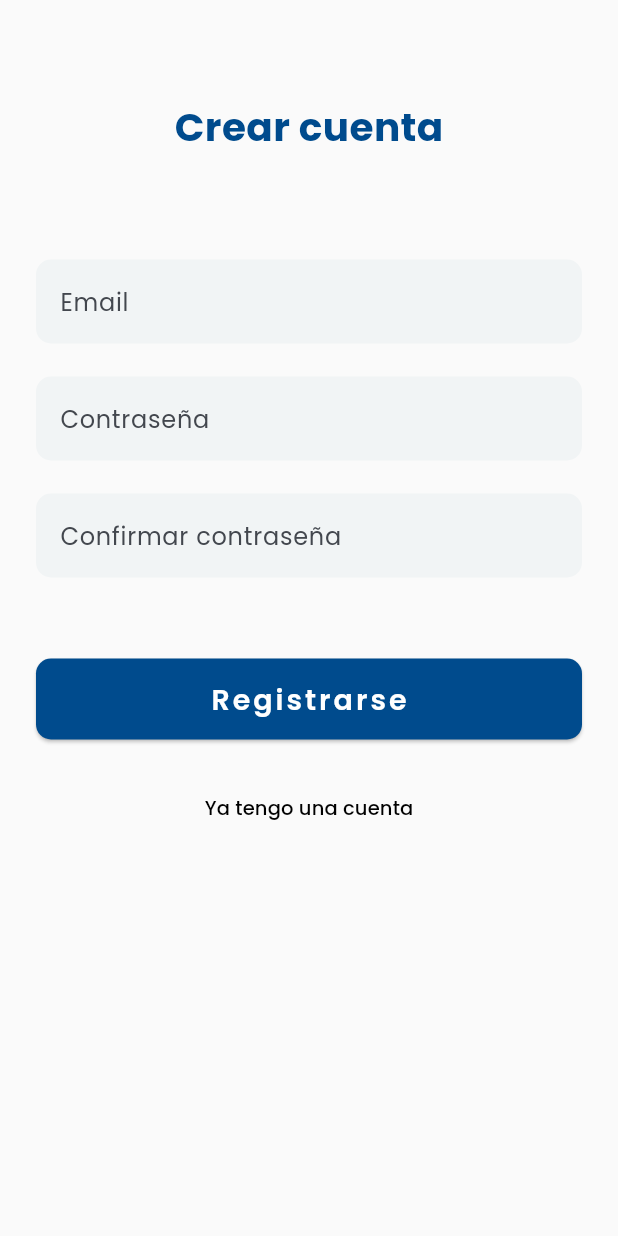
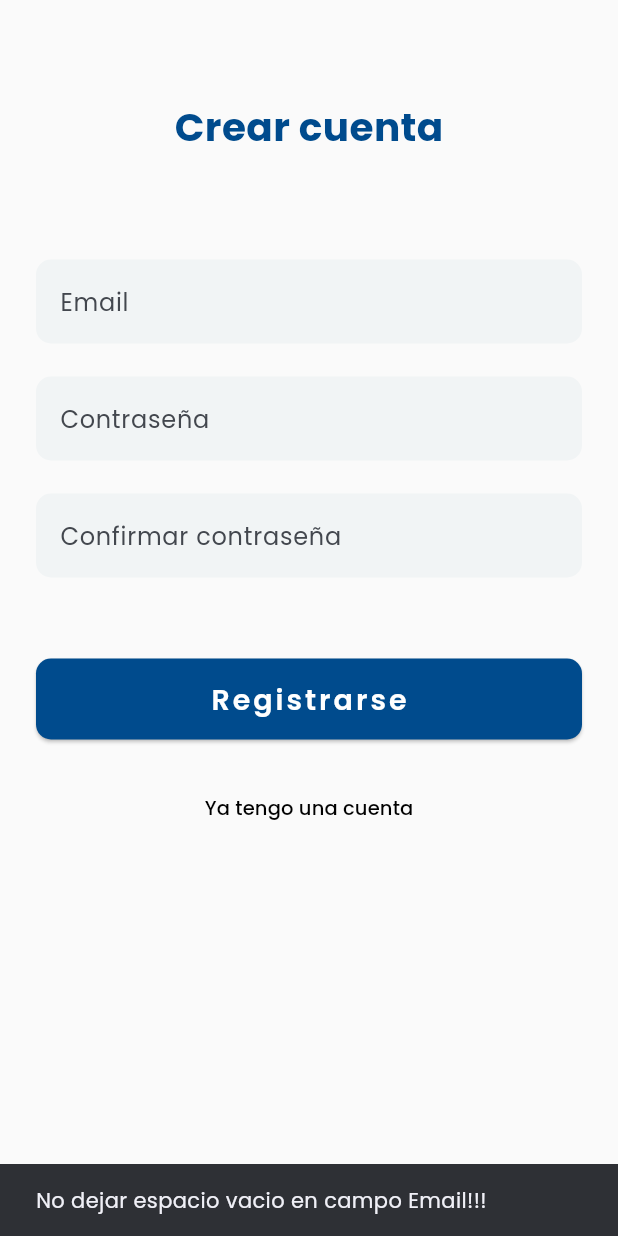
Before and after one commit to francescamassollo-ort/tpfinal-grupo2-ort, a Flutter app: the RegisterScreen screen opened by its route, after a tap on "Registrarse", on a phone screen of 412 x 824 dp. Run offline on Flutter 3.47's test engine with Material 3 defaults, Android fonts, the phone set to English and light mode, and no system bars; our stand-ins replace cloud_firestore, firebase_auth, firebase_core, flutter_riverpod, go_router, google_fonts; accounts and stored records are empty.

Commit message:
arreglo de navegacion auth y chequeo de registro en proceso

```diff
--- a/lib/core/app_router.dart
+++ b/lib/core/app_router.dart
@@ -1,5 +1,5 @@
 import 'package:go_router/go_router.dart';
-
+import '../screens/auth/auth_logic/auth_service.dart';
 import '../screens/alertas/alertas_screen.dart';
 import '../screens/auth/login_screen.dart';
 import '../screens/auth/register_screen.dart';
@@ -22,9 +22,10 @@ import 'app_shell.dart';
 // Login queda para el final (lo pidió el profe), por eso se arranca
 // directo en /inventario en vez de /welcome o /login.
 final GoRouter appRouter = GoRouter(
-  initialLocation: '/inventario',
+  initialLocation: '/auth', //'inventario',
   routes: [
     // Pantallas sin barra ni drawer (todavía no hay sesión iniciada).
+    GoRoute(path: '/auth', builder: (context, state) => const AuthWrapper()),
     GoRoute(path: '/welcome', builder: (context, state) => const WelcomeScreen()),
     GoRoute(path: '/login', builder: (context, state) => const LoginScreen()),
     GoRoute(path: '/register', builder: (context, state) => const RegisterScreen()),
--- /dev/null
+++ b/lib/screens/auth/auth_logic/registration_check.dart
@@ -0,0 +1,35 @@
+import 'package:firebase_auth/firebase_auth.dart';
+import './auth_service.dart';
+import 'package:flutter/material.dart';
+
+void registrationCheck(BuildContext context, {String? email, String? password, String? confirmPassword}) async {
+  final AuthService auth = AuthService();
+  if (email!.isEmpty) {
+    ScaffoldMessenger.of(context).showSnackBar(const SnackBar(content: Text('No dejar espacio vacio en campo Email!!!')));
+  }  else if (password == '' || confirmPassword == ''){
+    ScaffoldMessenger.of(context).showSnackBar(const SnackBar(content: Text('No dejar espacio vacio en contraseñas!!!')));
+  } else if (password != confirmPassword){
+    // throw alert
+    ScaffoldMessenger.of(context).showSnackBar(const SnackBar(content: Text('Contraseñas no coinciden!!!')));
+  } else {
+    debugPrint('registro tal');
+    // send to auth so it checks what to do
+    /*
+    User? user = await auth.registerWithEmailAndPassword(email, password!);
+      if (user != null) {
+        ScaffoldMessenger.of(context).showSnackBar(const SnackBar(content: Text('Registered Successfully!')));
+      } else {
+        ScaffoldMessenger.of(context).showSnackBar(const SnackBar(content: Text('Registration Failed.')));
+      }
+      */
+  }
+}
+
+/*
+ User? user = await _auth.registerWithEmailAndPassword(_emailController.text, _passwordController.text);
+                if (user != null) {
+                  ScaffoldMessenger.of(context).showSnackBar(const SnackBar(content: Text('Registered Successfully!')));
+                } else {
+                  ScaffoldMessenger.of(context).showSnackBar(const SnackBar(content: Text('Registration Failed.')));
+                }
+*/
--- a/lib/screens/auth/register_screen.dart
+++ b/lib/screens/auth/register_screen.dart
@@ -1,21 +1,22 @@
 import 'package:flutter/material.dart';
 import 'package:google_fonts/google_fonts.dart';
-import '../../widgets/handy_elevated_button.dart';
+import './auth_logic/registration_check.dart';
+import '../../widgets/handy_input_decoration.dart';
+import '../../widgets/handy_button_style_one.dart';
 import '../../widgets/handy_text_button_black.dart';
-import '../../widgets/handy_text_field.dart';
 import '../../core/app_colors.dart';
 
 
-class RegisterScreen extends StatefulWidget {
+class RegisterScreen extends StatelessWidget {
   const RegisterScreen({super.key});
 
   @override
-  State<RegisterScreen> createState() => _RegisterScreenState();
-}
+  Widget build(BuildContext context) {
 
-class _RegisterScreenState extends State<RegisterScreen> {
-  @override
-  Widget build(BuildContext context) {
+    final TextEditingController email = TextEditingController();
+    final TextEditingController password = TextEditingController();
+    final TextEditingController confirmPassword = TextEditingController();
+
     return Scaffold(
       body: SafeArea(
         child: Padding(
@@ -33,14 +34,32 @@ class _RegisterScreenState extends State<RegisterScreen> {
                 ),
               ),
               SizedBox(height: 26,),
-              HandyTextField(textForHint: 'Email'),
-              HandyTextField(textForHint: 'Contraseña'),
-              HandyTextField(textForHint: 'Confirmar contraseña'),
+              TextField(
+                controller: email,
+                decoration: getInputDecoration('Email')
+              ),
+              TextField(
+                controller: password,
+                decoration: getInputDecoration('Contraseña')
+              ),
+              TextField(
+                controller: confirmPassword,
+                decoration: getInputDecoration('Confirmar contraseña')
+              ),
               SizedBox(height: 10),
               SizedBox(
                 width: double.infinity,
                 height: 54,
-                child: HandyElevatedButton(textPhrase: 'Registrarse')
+                child: ElevatedButton(
+                  style: getButtonStyleOne(),
+                  onPressed: (){
+                    //debugPrint('HandyElevatedButton working!!');
+                    registrationCheck(context, email: email.text, password:  password.text, confirmPassword:  confirmPassword.text);
+                  },
+                  child: Text(
+                    'Registrarse',
+                  ),
+                )
               ),
               HandyTextButtonBlack(textPhrase: 'Ya tengo una cuenta', direction: '/login',),
             ],
--- /dev/null
+++ b/lib/widgets/handy_button_style_one.dart
@@ -0,0 +1,18 @@
+import 'package:flutter/material.dart';
+import 'package:google_fonts/google_fonts.dart';
+import '../core/app_colors.dart';
+
+ButtonStyle getButtonStyleOne(){
+  return ButtonStyle(
+    backgroundColor: WidgetStatePropertyAll(AppColors.primary),
+    foregroundColor: WidgetStatePropertyAll(AppColors.cardBackground),
+    shape: WidgetStatePropertyAll(RoundedRectangleBorder(borderRadius: BorderRadiusGeometry.circular(10))),
+    textStyle: WidgetStatePropertyAll(
+      GoogleFonts.poppins(
+        fontSize: 19,
+        fontWeight: FontWeight(600),
+        letterSpacing: 2,
+      ),
+    ),
+  );
+}
--- a/lib/widgets/handy_elevated_button.dart
+++ /dev/null
@@ -1,32 +0,0 @@
-import 'package:flutter/material.dart';
-import 'package:google_fonts/google_fonts.dart';
-import '../core/app_colors.dart';
-
-class HandyElevatedButton extends StatelessWidget {
-  final String textPhrase;
-  const HandyElevatedButton({super.key, required this.textPhrase});
-
-  @override
-  Widget build(BuildContext context) {
-    return ElevatedButton(
-      style: ButtonStyle(
-        backgroundColor: WidgetStatePropertyAll(AppColors.primary),
-        foregroundColor: WidgetStatePropertyAll(AppColors.cardBackground),
-        shape: WidgetStatePropertyAll(RoundedRectangleBorder(borderRadius: BorderRadiusGeometry.circular(10))),
-        textStyle: WidgetStatePropertyAll(
-          GoogleFonts.poppins(
-            fontSize: 19,
-            fontWeight: FontWeight(600),
-            letterSpacing: 2,
-          ),
-        ),
-      ),
-      onPressed: (){
-        debugPrint('HandyElevatedButton working!!');
-      },
-      child: Text(
-        textPhrase,
-      ),
-    );
-  }
-}
--- /dev/null
+++ b/lib/widgets/handy_input_decoration.dart
@@ -0,0 +1,28 @@
+import 'package:flutter/material.dart';
+import '../core/app_colors.dart';
+
+
+InputDecoration getInputDecoration(String textForHint){
+    return InputDecoration(
+      hintText: textForHint,
+      hintStyle: TextStyle(
+      //background: ,
+      ),
+      fillColor: Color.fromARGB(255, 241, 244, 245),
+      filled: true,
+      focusedBorder: OutlineInputBorder(
+        borderRadius: BorderRadius.all(Radius.circular(10)),
+        borderSide: BorderSide(
+          width: 2,
+          color: AppColors.primary,
+        ),
+      ),
+      enabledBorder: OutlineInputBorder(
+        borderRadius: BorderRadius.circular(10),
+        borderSide: BorderSide(
+          //width: 0,
+          color:Color.fromARGB(0, 0, 0, 0),
+        ),
+      ),
+    );
+  }
--- a/lib/widgets/handy_text_field.dart
+++ /dev/null
@@ -1,37 +0,0 @@
-import 'package:flutter/material.dart';
-import '../core/app_colors.dart';
-
-
-class HandyTextField extends StatelessWidget{
-  final String textForHint;
-
-  const HandyTextField({super.key, required this.textForHint});
-
-  @override
-  Widget build(BuildContext context){
-    return TextField(
-      decoration: InputDecoration( // move la decoracion para usar textField normalmente
-        hintText: textForHint,
-        hintStyle: TextStyle(
-        //background: ,
-        ),
-        fillColor: Color.fromARGB(255, 241, 244, 245),
-        filled: true,
-        focusedBorder: OutlineInputBorder(
-          borderRadius: BorderRadius.all(Radius.circular(10)),
-          borderSide: BorderSide(
-            width: 2,
-            color: AppColors.primary,
-          ),
-        ),
-        enabledBorder: OutlineInputBorder(
-          borderRadius: BorderRadius.circular(10),
-          borderSide: BorderSide(
-            //width: 0,
-            color:Color.fromARGB(0, 0, 0, 0),
-          ),
-        ),
-      ),
-    );
-  }
-}
```
Also changed, not shown: lib/screens/auth/auth_logic/auth_service.dart (+23 -7 lines), lib/screens/auth/login_screen.dart (+24 -13 lines), pubspec.lock, 3 other files.
